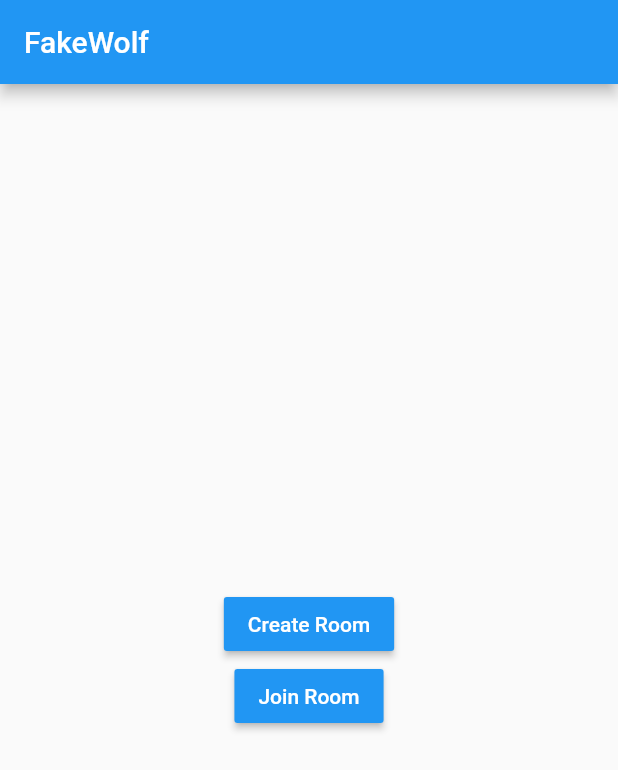
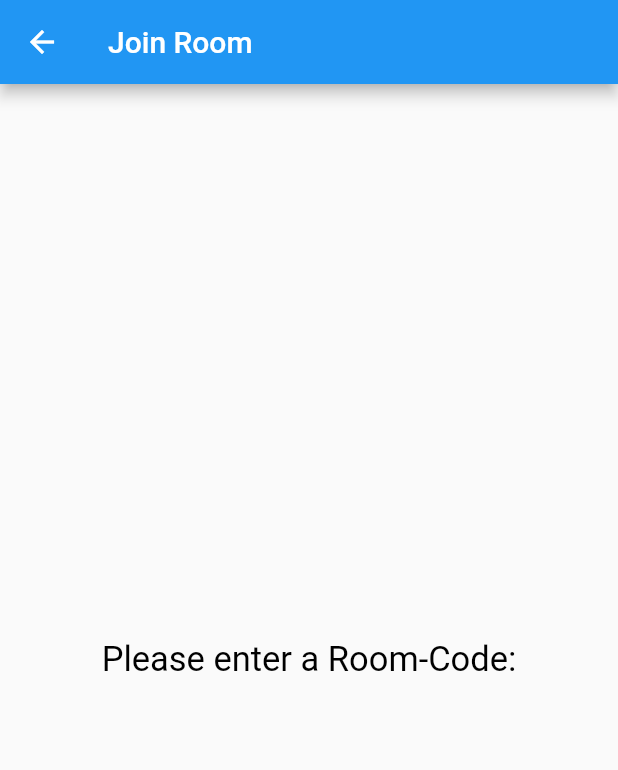
Before and after one commit to Jugendhackt/fakewolf, a Flutter app: the screen it shows after launch, after a tap on "Join Room", on a phone screen of 412 x 824 dp. Shown: the top 770 px of the screen. Run offline on Flutter 3.47's test engine with Material 2 defaults, Android fonts, the phone set to English and light mode, and no system bars; Roboto replaces fonts that are missing (Arial).

Commit message:
added GLOBALS, random player names and join/create pages can be opened

```diff
--- /dev/null
+++ b/flutter/fakewolf/lib/GLOBALS.dart
@@ -0,0 +1,3 @@
+import 'dart:math';
+
+String playerName = "Player" + new Random().nextInt(9999).toString();
--- a/flutter/fakewolf/lib/joinPage.dart
+++ b/flutter/fakewolf/lib/joinPage.dart
@@ -0,0 +1,76 @@
+import 'package:flutter/material.dart';
+import 'package:flutter/painting.dart';
+
+
+class JoinPage extends StatefulWidget {
+  JoinPage({Key key, this.title}) : super(key: key);
+
+  // This widget is the home page of your application. It is stateful, meaning
+  // that it has a State object (defined below) that contains fields that affect
+  // how it looks.
+
+  // This class is the configuration for the state. It holds the values (in this
+  // case the title) provided by the parent (in this case the App widget) and
+  // used by the build method of the State. Fields in a Widget subclass are
+  // always marked "final".
+
+  final String title;
+
+  @override
+  _JoinPageState createState() => _JoinPageState();
+}
+
+class _JoinPageState extends State<JoinPage> {
+
+  @override
+  Widget build(BuildContext context) {
+    // This method is rerun every time setState is called, for instance as done
+    // by the _incrementCounter method above.
+    //
+    // The Flutter framework has been optimized to make rerunning build methods
+    // fast, so that you can just rebuild anything that needs updating rather
+    // than having to individually change instances of widgets.
+    return Scaffold(
+
+      appBar: AppBar(
+        // Here we take the value from the MyHomePage object that was created by
+        // the App.build method, and use it to set our appbar title.
+        title: Text("Join Room"),
+      ),
+      body: Center(
+
+        // Center is a layout widget. It takes a single child and positions it
+        // in the middle of the parent.
+        child: Column(
+          // Column is also a layout widget. It takes a list of children and
+          // arranges them vertically. By default, it sizes itself to fit its
+          // children horizontally, and tries to be as tall as its parent.
+          //
+          // Invoke "debug painting" (press "p" in the console, choose the
+          // "Toggle Debug Paint" action from the Flutter Inspector in Android
+          // Studio, or the "Toggle Debug Paint" command in Visual Studio Code)
+          // to see the wireframe for each widget.
+          //
+          // Column has various properties to control how it sizes itself and
+          // how it positions its children. Here we use mainAxisAlignment to
+          // center the children vertically; the main axis here is the vertical
+          // axis because Columns are vertical (the cross axis would be
+          // horizontal).
+          mainAxisAlignment: MainAxisAlignment.center,
+          children: <Widget>[
+            Text(
+              "Please enter a Room-Code:",
+              style: new TextStyle(
+                  fontSize: 23.0,
+                  color: Colors.black,
+                  fontStyle: FontStyle.normal
+              ),
+            ),
+          ],
+        ),
+      ),
+
+      // This trailing comma makes auto-formatting nicer for build methods.
+    );
+  }
+}
--- a/flutter/fakewolf/lib/main.dart
+++ b/flutter/fakewolf/lib/main.dart
@@ -1,11 +1,12 @@
 import 'package:flutter/material.dart';
-import 'package:http/http.dart' as http;
-
-//fakewolf.appspot.com
+import 'GLOBALS.dart';
+import 'createPage.dart';
+import 'joinPage.dart';
 
 void main() => runApp(MyApp());
 
 class MyApp extends StatelessWidget {
+
   // This widget is the root of your application.
   @override
   Widget build(BuildContext context) {
@@ -51,13 +52,17 @@ class _StartPageState extends State<StartPage> {
 
   void _createRoom() async {
     setState(() {
-
+      Navigator.of(context).push(MaterialPageRoute<Null>(builder: (BuildContext context) {
+        return new CreatePage();
+      }));
     });
   }
 
   void _joinRoom() {
     setState(() {
-
+      Navigator.of(context).push(MaterialPageRoute<Null>(builder: (BuildContext context) {
+        return new JoinPage();
+      }));
     });
   }
 
@@ -97,6 +102,7 @@ class _StartPageState extends State<StartPage> {
           // horizontal).
           mainAxisAlignment: MainAxisAlignment.center,
           children: <Widget>[
+            Expanded(child: Container()),
             RaisedButton(
               child: Text("Create Room", style: TextStyle(color: Colors.white)),
               color: Colors.blue,
@@ -107,6 +113,12 @@ class _StartPageState extends State<StartPage> {
               color: Colors.blue,
               onPressed: () => _joinRoom(),
             ),
+            Expanded(child: Container()),
+            Text("Your name is: $playerName",
+              style: new TextStyle(
+                fontSize: 17.0,
+                color: Colors.black,
+              ),),
           ],
         ),
       ),
```
Also changed, not shown: flutter/fakewolf/lib/createPage.dart (+76 -0 lines).
